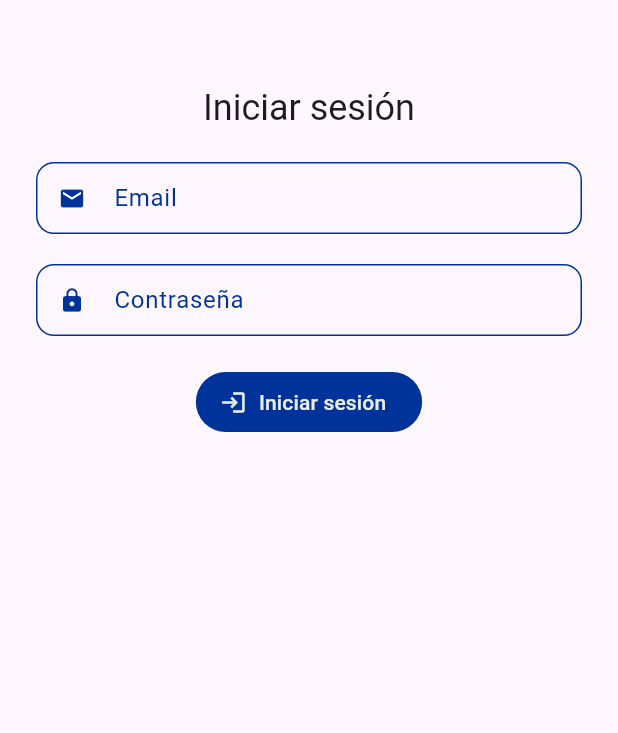
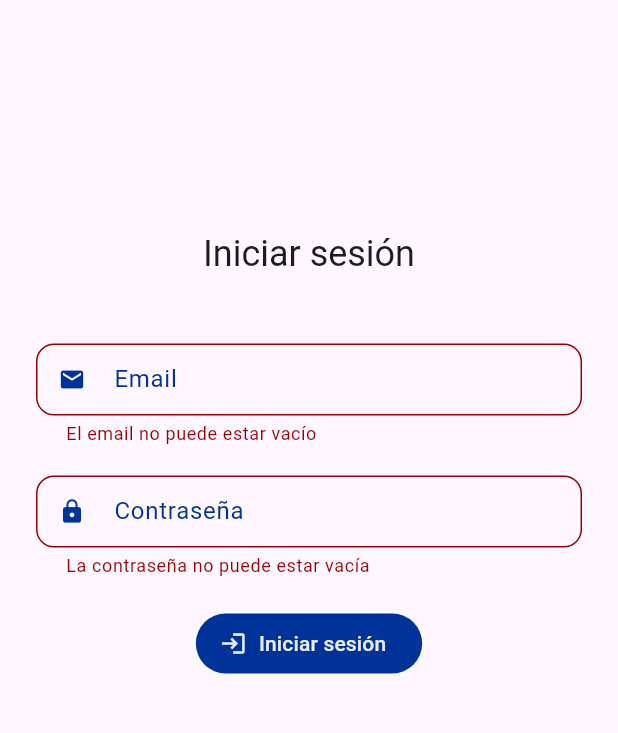
Before and after one commit to josefandino/wut-app-user, a Flutter app: the screen it shows after launch, after a tap on "Iniciar sesión", on a phone screen of 412 x 824 dp, the part 84-817 px from its top. Run offline on Flutter 3.47's test engine with Material 3 defaults, Android fonts, the phone set to English and light mode, and no system bars; our stand-ins replace bloc, equatable, flutter_bloc, go_router.

Commit message:
Create login_cubit, register_cubir and Validation basic in formLogin

```diff
--- a/lib/screens/auth/login_screen.dart
+++ b/lib/screens/auth/login_screen.dart
@@ -19,52 +19,96 @@ class LoginScreen extends StatelessWidget {
   }
 
   Widget _loginView(BuildContext context) {
-    return SafeArea(
+    return LayoutBuilder(
+      builder: (context, constraints) {
+        return SingleChildScrollView(
+          child: ConstrainedBox(
+            constraints: BoxConstraints(minHeight: constraints.maxHeight),
+            child: IntrinsicHeight(
               child: Padding(
                 padding: const EdgeInsets.all(24),
-        child: SingleChildScrollView(
-          child: Center(
                 child: Column(
+                  // mainAxisAlignment: MainAxisAlignment.center,
                   crossAxisAlignment: CrossAxisAlignment.center,
                   children: [
+                    const Spacer(flex: 1),
                     const SizedBox(height: 32),
                     Text(
                       'Iniciar sesión',
                       textAlign: TextAlign.center,
                       style: Theme.of(context).textTheme.headlineSmall,
                     ),
-                const LoginForm(),
+                    const SizedBox(height: 24),
+                    LoginForm(),
+                    const Spacer(flex: 3),
                   ],
                 ),
               ),
             ),
           ),
         );
+      },
+    );
   }
 }
 
 class LoginForm extends StatelessWidget {
-  const LoginForm({super.key});
+  LoginForm({super.key});
+
+  final GlobalKey<FormState> formKey = GlobalKey<FormState>();
+  String email = '';
+  String password = '';
+  final emailRegExp = RegExp(r'^[\w-\.]+@([\w-]+\.)+[\w-]{2,4}$');
 
   @override
   Widget build(BuildContext context) {
     return Form(
+      key: formKey,
       child: Column(
         children: [
           const SizedBox(height: 20),
+          // Email
           CustomFormField(
             label: 'Email',
-            hint: 'Ingrese su email',
+            hint: 'Ingresar email',
             prefixIcon: Icons.email,
+            onChanged: (value) => email = value!,
+            validator: (value) {
+              if (value?.trim().isEmpty ?? true) {
+                return 'El email no puede estar vacío';
+              }
+              if (value == null || value.isEmpty) {
+                return 'El email es un campo requerido';
+              }
+              if (!emailRegExp.hasMatch(value)) {
+                return 'El email no es válido';
+              }
+              return null;
+            },
           ),
           const SizedBox(height: 20),
+          // Contraseña
           CustomFormField(
             label: 'Contraseña',
-            hint: 'Ingrese su contraseña',
+            hint: 'Ingresar contraseña',
             prefixIcon: Icons.lock,
             obscureText: true,
+            onChanged: (value) => password = value!,
+            validator: (value) {
+              if (value?.trim().isEmpty ?? true) {
+                return 'La contraseña no puede estar vacía';
+              }
+              if (value == null || value.isEmpty) {
+                return 'La contraseña es un campo requerido';
+              }
+              if (value.trim().length < 6) {
+                return 'La contraseña debe tener al menos 6 caracteres';
+              }
+              return null;
+            },
           ),
           const SizedBox(height: 20),
+          // Botón de iniciar sesión
           buttonLogin(),
         ],
       ),
@@ -73,7 +117,12 @@ class LoginForm extends StatelessWidget {
 
   FilledButton buttonLogin() {
     return FilledButton.tonalIcon(
-      onPressed: () {},
+      onPressed: () {
+        if (formKey.currentState!.validate()) {
+          print('Email: $email');
+          print('Contraseña: $password');
+        }
+      },
       icon: const Icon(Icons.login),
       label: const Text('Iniciar sesión'),
       style: ButtonStyle(
```
Also changed, not shown: lib/blocs/cubits/login_cubit/login_cubit.dart (added, +8 -0 lines), lib/blocs/cubits/login_cubit/login_state.dart (added, +10 -0 lines), lib/blocs/cubits/register_cubit/register_cubit.dart (added, +8 -0 lines), lib/blocs/cubits/register_cubit/register_state.dart (added, +10 -0 lines). Lines whose indentation alone changed are shown as unchanged.
